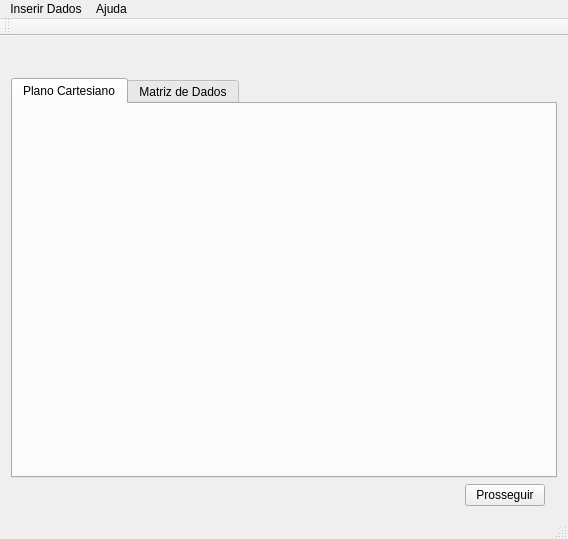
Before: the Qt Designer form CG-DimRedu/mainwindow.ui in Leo98/CG-dimRedu, drawn with Qt 5.
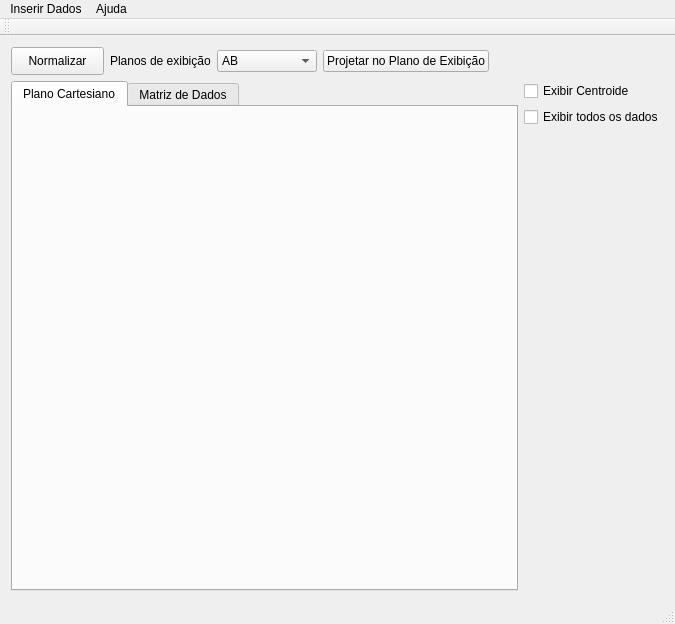
After: the same form once the commit is applied. The open tabs and pages were chosen to show the change.

Patch:
```diff
--- a/CG-DimRedu/mainwindow.ui
+++ b/CG-DimRedu/mainwindow.ui
@@ -6,46 +6,121 @@
    <rect>
     <x>0</x>
     <y>0</y>
-    <width>568</width>
-    <height>539</height>
+    <width>675</width>
+    <height>624</height>
    </rect>
   </property>
   <property name="minimumSize">
    <size>
     <width>568</width>
-    <height>539</height>
+    <height>582</height>
    </size>
   </property>
   <property name="windowTitle">
    <string>MainWindow</string>
   </property>
   <widget class="QWidget" name="centralWidget">
-   <layout class="QGridLayout" name="gridLayout">
-    <item row="0" column="0" colspan="4">
-     <widget class="QWidget" name="widgetTopButtons" native="true">
+   <layout class="QGridLayout" name="gridLayout_2">
+    <item row="0" column="0">
+     <layout class="QHBoxLayout" name="LayoutSuperior">
+      <item>
+       <widget class="QPushButton" name="botaoNormalizar">
       <property name="minimumSize">
        <size>
-        <width>400</width>
-        <height>25</height>
-       </size>
-      </property>
-     </widget>
-    </item>
-    <item row="2" column="1">
-     <widget class="QPushButton" name="pushButton">
+          <width>93</width>
+          <height>28</height>
+         </size>
+        </property>
+        <property name="maximumSize">
+         <size>
+          <width>93</width>
+          <height>28</height>
+         </size>
+        </property>
+        <property name="text">
+         <string>Normalizar</string>
+        </property>
+       </widget>
+      </item>
+      <item>
+       <widget class="QLabel" name="labelPlanodeExibicao">
       <property name="text">
-       <string>Prosseguir</string>
+         <string>Planos de exibição</string>
       </property>
      </widget>
     </item>
-    <item row="1" column="0" colspan="4">
-     <widget class="QTabWidget" name="tabWidget">
+      <item>
+       <widget class="QComboBox" name="boxExibicao">
+        <property name="minimumSize">
+         <size>
+          <width>100</width>
+          <height>0</height>
+         </size>
+        </property>
+        <property name="maximumSize">
+         <size>
+          <width>100</width>
+          <height>16777215</height>
+         </size>
+        </property>
+        <item>
+         <property name="text">
+          <string>AB</string>
+         </property>
+        </item>
+        <item>
+         <property name="text">
+          <string>BC</string>
+         </property>
+        </item>
+        <item>
+         <property name="text">
+          <string>AC</string>
+         </property>
+        </item>
+       </widget>
+      </item>
+      <item>
+       <widget class="QPushButton" name="botaoProjetar">
+        <property name="text">
+         <string>Projetar no Plano de Exibição</string>
+        </property>
+       </widget>
+      </item>
+      <item>
+       <spacer name="horizontalSpacer">
+        <property name="orientation">
+         <enum>Qt::Horizontal</enum>
+        </property>
+        <property name="sizeHint" stdset="0">
+         <size>
+          <width>40</width>
+          <height>20</height>
+         </size>
+        </property>
+       </spacer>
+      </item>
+     </layout>
+    </item>
+    <item row="1" column="0">
+     <layout class="QGridLayout" name="LayouMeio">
+      <item row="0" column="0">
+       <widget class="QTabWidget" name="tabelaDeVisualizacao">
       <property name="minimumSize">
        <size>
         <width>400</width>
         <height>400</height>
        </size>
       </property>
+        <property name="maximumSize">
+         <size>
+          <width>16777215</width>
+          <height>16777215</height>
+         </size>
+        </property>
+        <property name="inputMethodHints">
+         <set>Qt::ImhNone</set>
+        </property>
       <property name="currentIndex">
        <number>0</number>
       </property>
@@ -53,28 +128,70 @@
        <attribute name="title">
         <string>Plano Cartesiano</string>
        </attribute>
+         <layout class="QHBoxLayout" name="horizontalLayout_2">
+          <item>
+           <widget class="QWidget" name="widgetPlanCartesiao" native="true">
+            <property name="sizePolicy">
+             <sizepolicy hsizetype="Expanding" vsizetype="Expanding">
+              <horstretch>0</horstretch>
+              <verstretch>0</verstretch>
+             </sizepolicy>
+            </property>
+            <property name="focusPolicy">
+             <enum>Qt::WheelFocus</enum>
+            </property>
+            <property name="contextMenuPolicy">
+             <enum>Qt::NoContextMenu</enum>
+            </property>
+           </widget>
+          </item>
+         </layout>
       </widget>
       <widget class="QWidget" name="matrizDados">
        <attribute name="title">
         <string>Matriz de Dados</string>
        </attribute>
-      </widget>
-     </widget>
-    </item>
-    <item row="2" column="0">
-     <spacer name="horizontalSpacer">
-      <property name="orientation">
-       <enum>Qt::Horizontal</enum>
-      </property>
-      <property name="sizeHint" stdset="0">
+         <layout class="QHBoxLayout" name="horizontalLayout">
+          <item>
+           <widget class="QPlainTextEdit" name="displayMatrizes">
+            <property name="plainText">
+             <string/>
+            </property>
+           </widget>
+          </item>
+         </layout>
+        </widget>
+       </widget>
+      </item>
+      <item row="0" column="1">
+       <layout class="QVBoxLayout" name="LayoutCheckBox">
+        <item>
+         <widget class="QCheckBox" name="exibirCentroide">
+          <property name="maximumSize">
+           <size>
+            <width>200</width>
+            <height>16777215</height>
+           </size>
+          </property>
+          <property name="text">
+           <string>Exibir Centroide</string>
+          </property>
+         </widget>
+        </item>
+        <item>
+         <widget class="QCheckBox" name="exibirTodosDados">
+          <property name="maximumSize">
        <size>
-        <width>431</width>
-        <height>20</height>
-       </size>
-      </property>
-     </spacer>
-    </item>
-    <item row="3" column="1">
+            <width>200</width>
+            <height>16777215</height>
+           </size>
+          </property>
+          <property name="text">
+           <string>Exibir todos os dados</string>
+          </property>
+         </widget>
+        </item>
+        <item>
      <spacer name="verticalSpacer">
       <property name="orientation">
        <enum>Qt::Vertical</enum>
@@ -82,10 +199,14 @@
       <property name="sizeHint" stdset="0">
        <size>
         <width>20</width>
-        <height>24</height>
+            <height>40</height>
        </size>
       </property>
      </spacer>
+        </item>
+       </layout>
+      </item>
+     </layout>
     </item>
    </layout>
   </widget>
@@ -94,8 +215,8 @@
     <rect>
      <x>0</x>
      <y>0</y>
-     <width>568</width>
-     <height>21</height>
+     <width>675</width>
+     <height>26</height>
     </rect>
    </property>
    <widget class="QMenu" name="menuInserir_Dados">
```
Left out of the diff: 2 changed lines with no effect on the pictures. Lines whose indentation alone changed are shown as unchanged.
